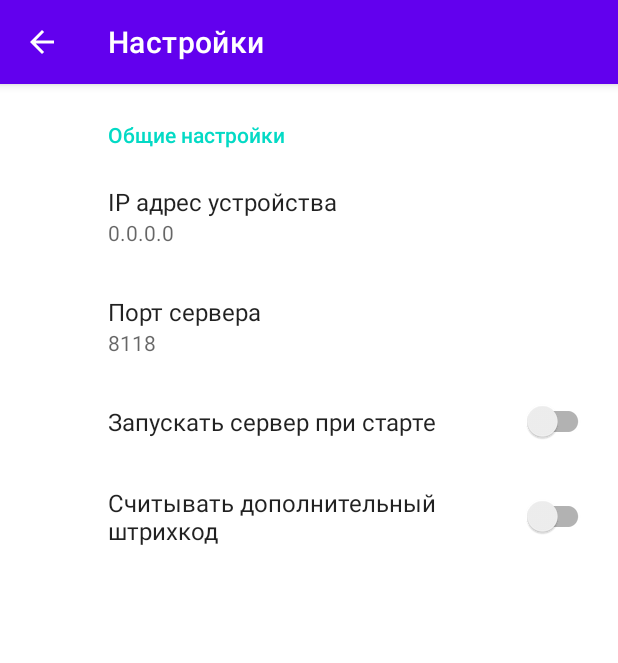
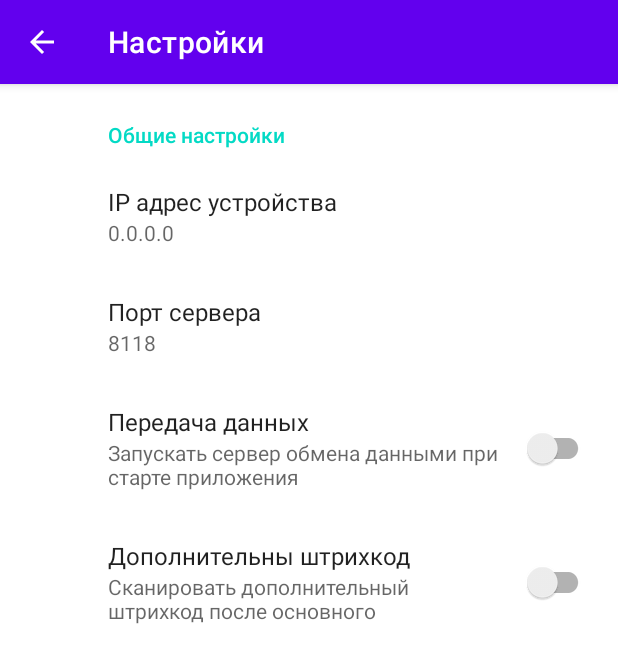
Before and after one commit to theprogrammer67/datacollectionterminal, an Android app: the SettingsActivity screen opened directly, with no data from a screen before it, on a phone screen of 412 x 824 dp. Shown: the top 663 px of the screen. Run offline under Robolectric (Android 15) with nearby library versions, the phone set to English and light mode, and no system bars; our stand-ins replace androidx.preference.

Commit message:
fix: Дефекты оформления UI (темы)

```diff
--- a/app/src/main/res/layout/document_row.xml
+++ b/app/src/main/res/layout/document_row.xml
@@ -80,6 +80,7 @@
             <TextView android:layout_width="wrap_content"
                 android:layout_height="match_parent"
                 android:padding="10dp"
+                android:textColor="@color/grey"
                 android:text="Факт. количество:"/>
 
             <include
--- a/app/src/main/res/layout/edit_quantity.xml
+++ b/app/src/main/res/layout/edit_quantity.xml
@@ -34,6 +34,7 @@
             android:background="@color/white"
             android:gravity="center"
             android:textSize="16dp"
+            android:textColor="@color/grey"
             android:text="@{String.valueOf(viewDocumentRow.quantityActual)}"
             tools:text="32" />
 
--- a/app/src/main/res/values-night/themes.xml
+++ b/app/src/main/res/values-night/themes.xml
@@ -2,15 +2,19 @@
     <!-- Base application theme. -->
     <style name="Theme.DataCollectionTerminal" parent="Theme.MaterialComponents.DayNight.DarkActionBar">
         <!-- Primary brand color. -->
-        <item name="colorPrimary">@color/purple_200</item>
+        <item name="colorPrimary">@color/purple_500</item>
         <item name="colorPrimaryVariant">@color/purple_700</item>
         <item name="colorOnPrimary">@color/black</item>
         <!-- Secondary brand color. -->
         <item name="colorSecondary">@color/teal_200</item>
-        <item name="colorSecondaryVariant">@color/teal_200</item>
+        <item name="colorSecondaryVariant">@color/teal_700</item>
         <item name="colorOnSecondary">@color/black</item>
         <!-- Status bar color. -->
         <item name="android:statusBarColor" tools:targetApi="l">?attr/colorPrimaryVariant</item>
         <!-- Customize your theme here. -->
+        <!-- Customize your theme here. -->
+        <item name="android:buttonStyle">@style/RoundedButton</item>
+        <item name="materialButtonStyle">@style/RoundedButton</item>
+        <item name="tabStyle">@style/AppTabLayout</item>
     </style>
 </resources>
--- a/app/src/main/res/xml/root_preferences.xml
+++ b/app/src/main/res/xml/root_preferences.xml
@@ -16,11 +16,13 @@
 
         <SwitchPreferenceCompat
             app:key="startServer"
-            app:title="Запускать сервер при старте" />
+            app:summary="Запускать сервер обмена данными при старте приложения"
+            app:title="Передача данных" />
 
         <SwitchPreferenceCompat
             app:key="extBarcodeRead"
-            app:title="Считывать дополнительный штрихкод" />
+            app:summary="Сканировать дополнительный штрихкод после основного"
+            app:title="Дополнительны штрихкод" />
 
     </PreferenceCategory>
 
```
Also changed, not shown: app/src/main/java/ru/rarus/datacollectionterminal/Utils.kt (+7 -0 lines), app/src/main/java/ru/rarus/datacollectionterminal/ui/scanner/ScannerActivity.kt (+6 -4 lines).
